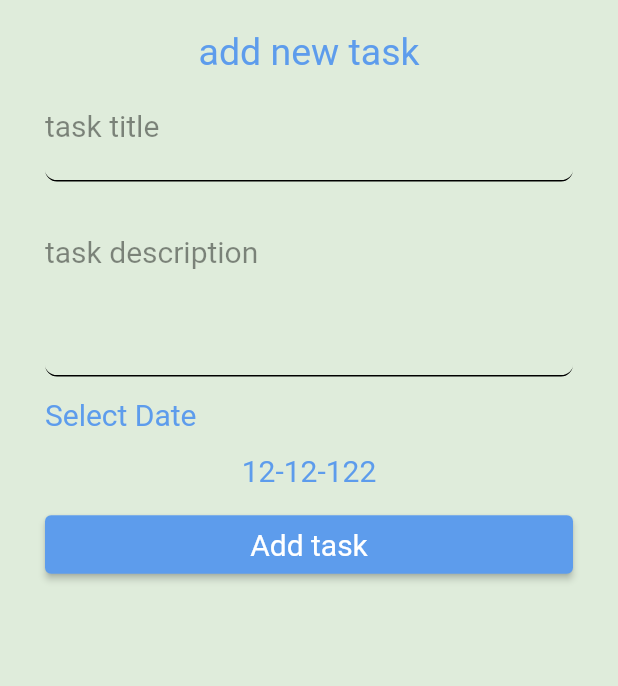
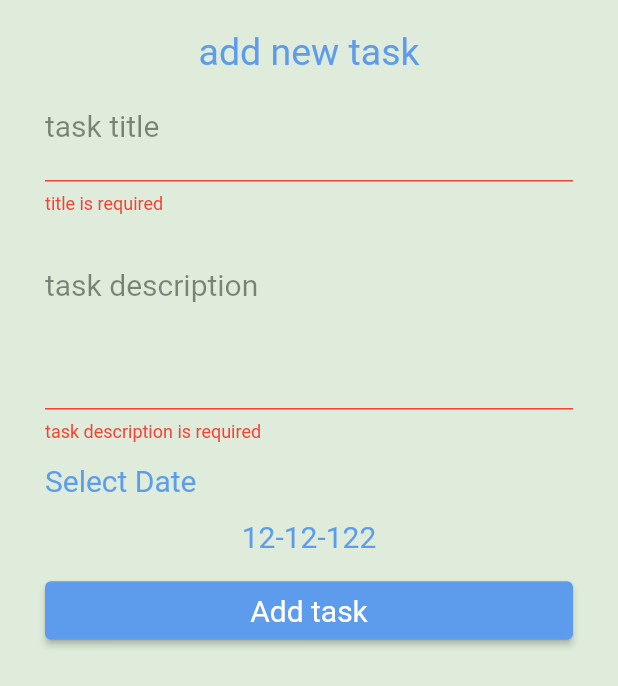
Before and after one commit to Omar-my-repo/todo_firebase, a Flutter app: the ModalBottomSheet widget shown alone on an empty page, opened directly, after a tap on "Add task", on a phone screen of 412 x 824 dp. Shown: the top 686 px of the screen. Run offline on Flutter 3.47's test engine with Material 2 defaults, Android fonts, the phone set to English and light mode, and no system bars; our stand-ins replace calendar_timeline.

```diff
--- a/lib/layout/modal_bottom_sheet.dart
+++ b/lib/layout/modal_bottom_sheet.dart
@@ -1,7 +1,12 @@
 import 'package:flutter/material.dart';
 
-class ModalBottomSheet extends StatelessWidget {
-  const ModalBottomSheet({Key? key}) : super(key: key);
+class ModalBottomSheet extends StatefulWidget {
+  @override
+  State<ModalBottomSheet> createState() => _ModalBottomSheetState();
+}
+
+class _ModalBottomSheetState extends State<ModalBottomSheet> {
+  final GlobalKey<FormState> _formKey = GlobalKey<FormState>();
 
   @override
   Widget build(BuildContext context) {
@@ -18,9 +23,16 @@ class ModalBottomSheet extends StatelessWidget {
             style: Theme.of(context).textTheme.subtitle1,
           ),
           Form(
+            key: _formKey,
             child: Column(
               children: [
                 TextFormField(
+                  validator: (v) {
+                    if (v!.isEmpty) {
+                      return 'title is required';
+                    }
+                    return null;
+                  },
                   decoration: InputDecoration(
                     label: Text('task title'),
                     labelStyle: TextStyle(fontSize: 20, color: Colors.black45),
@@ -38,6 +50,12 @@ class ModalBottomSheet extends StatelessWidget {
                 // SizedBox(height: 8),
                 TextFormField(
                   maxLines: 3,
+                  validator: (v) {
+                    if (v!.isEmpty) {
+                      return 'task description is required';
+                    }
+                    return null;
+                  },
                   decoration: InputDecoration(
                     label: Text('task description'),
                     labelStyle: TextStyle(fontSize: 20, color: Colors.black45),
@@ -72,7 +90,12 @@ class ModalBottomSheet extends StatelessWidget {
           ),
           SizedBox(height: 14),
           ElevatedButton(
-            onPressed: () {},
+            onPressed: () {
+              if (_formKey.currentState!.validate()) {
+                print('done=================');
+                Navigator.pop(context);
+              }
+            },
             child: Padding(
               padding: const EdgeInsets.symmetric(vertical: 8.0),
               child: Text(
--- a/pubspec.yaml
+++ b/pubspec.yaml
@@ -36,6 +36,7 @@ dependencies:
   # The following adds the Cupertino Icons font to your application.
   # Use with the CupertinoIcons class for iOS style icons.
   cupertino_icons: ^1.0.2
+  calendar_timeline: ^1.0.5
 
 dev_dependencies:
   flutter_test:
```
Also changed, not shown: lib/screens/tasklist_screen.dart (+30 -3 lines), pubspec.lock.
